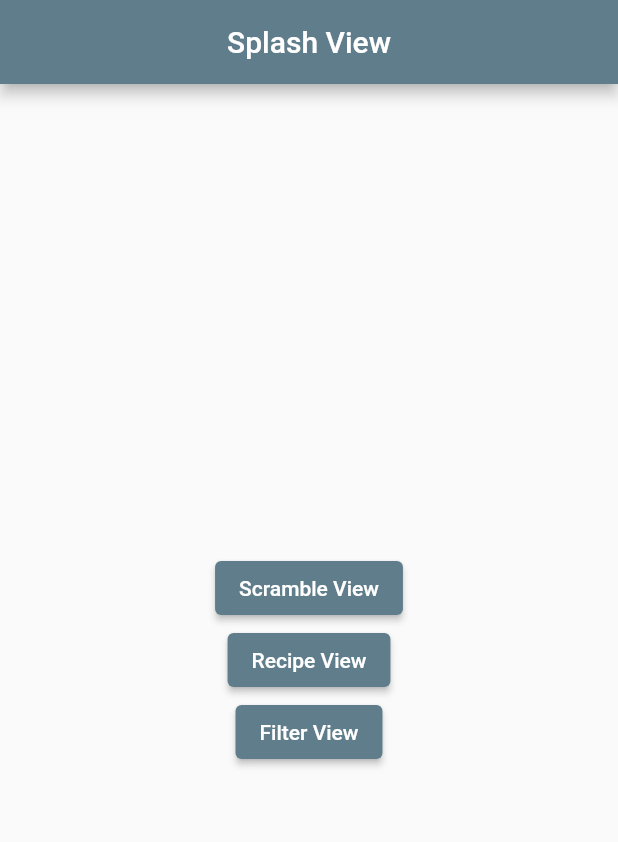
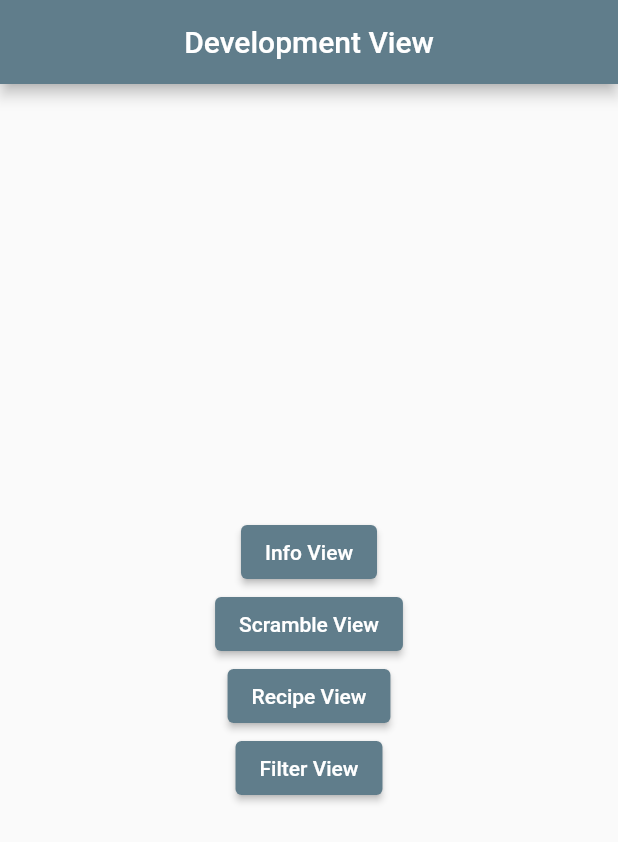
Before and after one commit to gu-tig333-ht22/Foodado-Recipe-App, a Flutter app: the screen it shows after launch, on a phone screen of 412 x 824 dp. Shown: the top 842 px of the screen. Run offline on Flutter 3.47's test engine with Material 2 defaults, Android fonts, the phone set to English and light mode, and no system bars.

Commit message:
add dev navigation page

```diff
--- /dev/null
+++ b/lib/constants/data.dart
@@ -0,0 +1 @@
+import 'package:flutter/material.dart';
--- a/lib/constants/routes.dart
+++ b/lib/constants/routes.dart
@@ -1,4 +1,4 @@
-const splashViewRoute = '/splash_view';
+const infoViewRoute = '/info_view';
 const scrambleViewRoute = '/scramble_view';
 const filterViewRoute = '/filter_view.dart';
 const recipeViewRoute = '/recipe_view';
--- a/lib/main.dart
+++ b/lib/main.dart
@@ -19,10 +19,10 @@
       theme: ThemeData(
         primarySwatch: Colors.blueGrey,
       ),
-      home: const SplashView(),
+      home: const MainView(),
       debugShowCheckedModeBanner: false,
       routes: {
-        splashViewRoute: (context) => const SplashView(),
+        infoViewRoute: (context) => const InfoView(),
         scrambleViewRoute: (context) => const ScrambleView(),
         filterViewRoute: (context) => const FilterView(),
         recipeViewRoute: (context) => const RecipeView(),
@@ -30,3 +30,58 @@
     );
   }
 }
+
+//Navigation during development
+class MainView extends StatefulWidget {
+  const MainView({Key? key}) : super(key: key);
+
+  @override
+  State<MainView> createState() => _MainViewState();
+}
+
+class _MainViewState extends State<MainView> {
+  @override
+  Widget build(BuildContext context) {
+    return Scaffold(
+      appBar: AppBar(
+        title: Center(
+          child: Text(
+            'Development View',
+          ),
+        ),
+      ),
+      body: Center(
+        //buttons to navigate to other views
+        child: Column(
+          mainAxisAlignment: MainAxisAlignment.center,
+          children: [
+            ElevatedButton(
+              onPressed: () {
+                Navigator.of(context).pushNamed(infoViewRoute);
+              },
+              child: Text('Info View'),
+            ),
+            ElevatedButton(
+              onPressed: () {
+                Navigator.of(context).pushNamed(scrambleViewRoute);
+              },
+              child: Text('Scramble View'),
+            ),
+            ElevatedButton(
+              onPressed: () {
+                Navigator.of(context).pushNamed(recipeViewRoute);
+              },
+              child: Text('Recipe View'),
+            ),
+            ElevatedButton(
+              onPressed: () {
+                Navigator.of(context).pushNamed(filterViewRoute);
+              },
+              child: Text('Filter View'),
+            ),
+          ],
+        ),
+      ),
+    );
+  }
+}
--- a/lib/views/recipe_view.dart
+++ b/lib/views/recipe_view.dart
@@ -13,7 +13,6 @@ class _RecipeViewState extends State<RecipeView> {
   @override
   Widget build(BuildContext context) {
     return Scaffold(
-      backgroundColor: secondaryColor,
       appBar: AppBar(
         centerTitle: true,
         title: Text(
--- a/lib/views/splash_view.dart
+++ b/lib/views/splash_view.dart
@@ -1,21 +1,21 @@
 import 'package:flutter/material.dart';
 import '/constants/routes.dart';
 
-class SplashView extends StatefulWidget {
-  const SplashView({Key? key}) : super(key: key);
+class InfoView extends StatefulWidget {
+  const InfoView({Key? key}) : super(key: key);
 
   @override
-  State<SplashView> createState() => _SplashViewState();
+  State<InfoView> createState() => _InfoViewState();
 }
 
-class _SplashViewState extends State<SplashView> {
+class _InfoViewState extends State<InfoView> {
   @override
   Widget build(BuildContext context) {
     return Scaffold(
       appBar: AppBar(
         title: Center(
           child: Text(
-            'Splash View',
+            'Info View',
           ),
         ),
       ),
@@ -23,26 +23,6 @@ class _SplashViewState extends State<SplashView> {
         //buttons to navigate to other views
         child: Column(
           mainAxisAlignment: MainAxisAlignment.center,
-          children: [
-            ElevatedButton(
-              onPressed: () {
-                Navigator.of(context).pushNamed(scrambleViewRoute);
-              },
-              child: Text('Scramble View'),
-            ),
-            ElevatedButton(
-              onPressed: () {
-                Navigator.of(context).pushNamed(recipeViewRoute);
-              },
-              child: Text('Recipe View'),
-            ),
-            ElevatedButton(
-              onPressed: () {
-                Navigator.of(context).pushNamed(filterViewRoute);
-              },
-              child: Text('Filter View'),
-            ),
-          ],
         ),
       ),
     );
```
